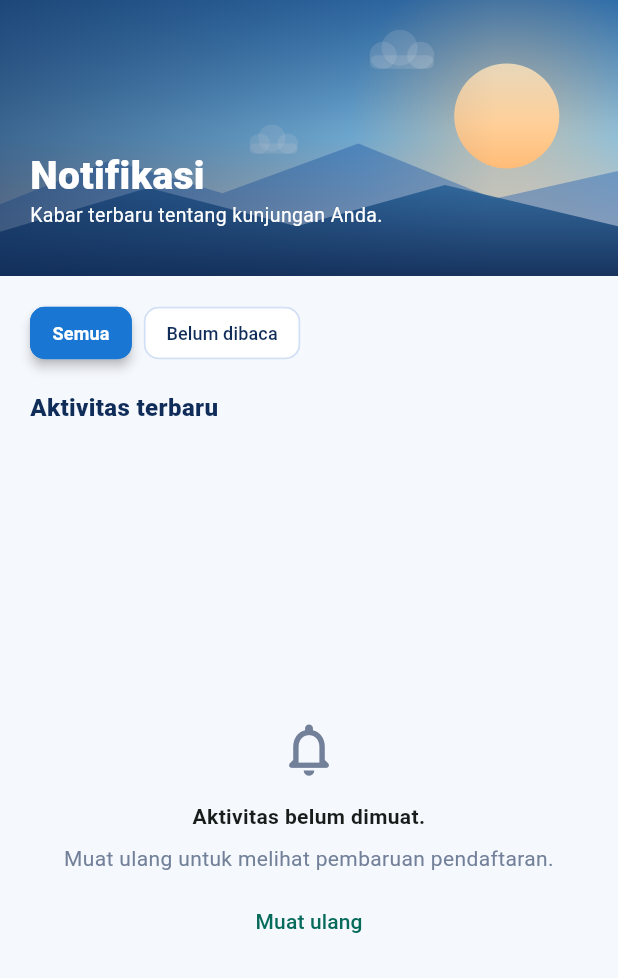
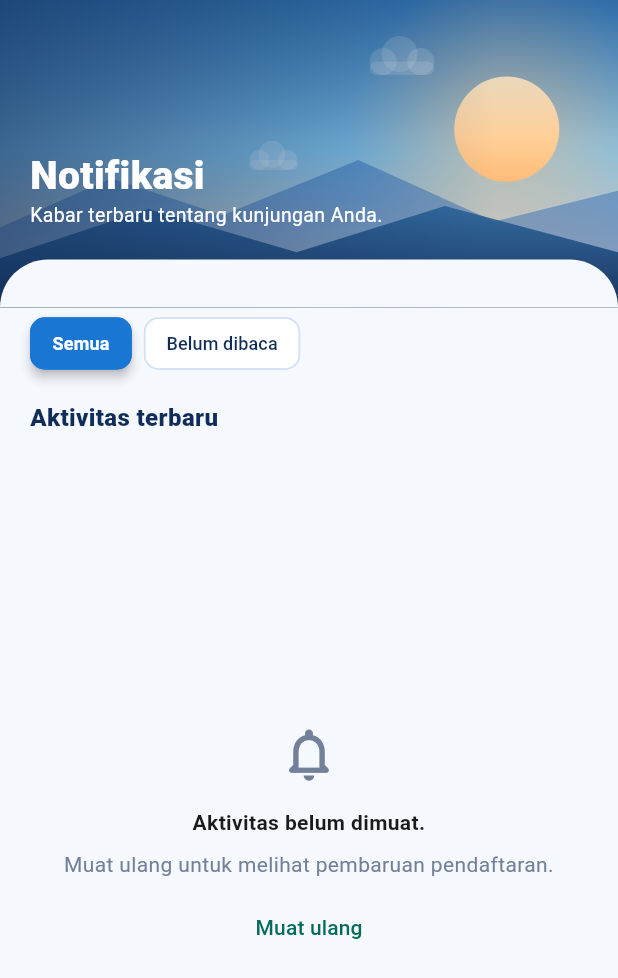
Before and after one commit to koyotot/pami-wisata-daearahku, a Flutter app: the NotifikasiScreen screen opened directly with empty values, on a phone screen of 412 x 824 dp. Shown: the top 978 px of the screen. Run offline on Flutter 3.47's test engine with Material 3 defaults, Android fonts, the phone set to English and light mode, and no system bars; our stand-ins replace firebase_auth, firebase_core, firebase_messaging, flutter_map, flutter_secure_storage, flutter_svg and 6 more; missing offline and left inert: mobile_scanner, phone_numbers_parser; accounts and stored records are empty; Roboto replaces fonts that are missing (Georgia); statements that could not run were skipped.

Commit message:
fix(ui): refine rounded headers and filter spacing across visitor screens

```diff
--- a/lib/screens/notifikasi_screen.dart
+++ b/lib/screens/notifikasi_screen.dart
@@ -109,36 +109,25 @@ class _NotifikasiScreenState extends State<NotifikasiScreen> {
               child: const SizedBox.expand(),
             ),
           ),
+Positioned(
+                left: 0,
+                right: 0,
+                bottom: 0,
+                child: Container(
+                  height: 32,
+                  decoration: const BoxDecoration(
+                    color: AppColors.bg,
+                    borderRadius: BorderRadius.vertical(top: Radius.circular(32)),
+                  ),
+                ),
+              ),
           Padding(
-            padding: EdgeInsets.fromLTRB(20, topInset + 8, 12, 20),
+            padding: EdgeInsets.fromLTRB(20, topInset + 8, 12, 52),
             child: Column(
               mainAxisSize: MainAxisSize.min,
               crossAxisAlignment: CrossAxisAlignment.start,
               children: [
-                ListenableBuilder(
-                  listenable: widget.state.count,
-                  builder: (context, _) {
-                    final count = widget.state.count.data;
-                    if (count == null || count == 0) {
-                      return const SizedBox(height: 30);
-                    }
-                    return Container(
-                      padding: const EdgeInsets.symmetric(
-                          horizontal: 12, vertical: 6),
-                      decoration: BoxDecoration(
-                        color: Colors.white.withValues(alpha: .2),
-                        borderRadius: BorderRadius.circular(16),
-                        border: Border.all(
-                            color: Colors.white.withValues(alpha: .4)),
-                      ),
-                      child: Text('$count belum dibaca',
-                          style: const TextStyle(
-                              color: Colors.white,
-                              fontWeight: FontWeight.w700)),
-                    );
-                  },
-                ),
-                const SizedBox(height: 64),
+                const SizedBox(height: 94),
                 const Text('Notifikasi',
                     style: TextStyle(
                         color: Colors.white,
@@ -157,14 +146,24 @@ class _NotifikasiScreenState extends State<NotifikasiScreen> {
   }
 
   Widget _buildFilters() => Padding(
-        padding: const EdgeInsets.fromLTRB(20, 14, 20, 4),
+        padding: const EdgeInsets.fromLTRB(20, 0, 20, 4),
         child: Wrap(
           spacing: 8,
           runSpacing: 8,
           children: [
             for (final unread in [false, true])
               ChoiceChip(
-                label: Text(unread ? 'Belum dibaca' : 'Semua'),
+                label: unread
+                    ? ListenableBuilder(
+                        listenable: widget.state.count,
+                        builder: (context, _) {
+                          final count = widget.state.count.data;
+                          return Text(count == null || count == 0
+                              ? 'Belum dibaca'
+                              : '$count Belum dibaca');
+                        },
+                      )
+                    : const Text('Semua'),
                 selected: _unreadOnly == unread,
                 onSelected: (_) => setState(() => _unreadOnly = unread),
                 showCheckmark: false,
```
Also changed, not shown: lib/screens/beranda_user_screen.dart (+15 -1 lines), lib/screens/bukti_pendaftaran_screen.dart (+16 -4 lines), lib/screens/cari_wisata_screen.dart (+20 -4 lines), flutter_01.png (deleted).
